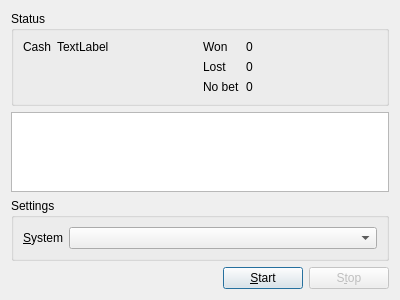
First picture: the form in source/casinodialog.ui, repository martin-kudlicka/roulette-bot, before the edit.
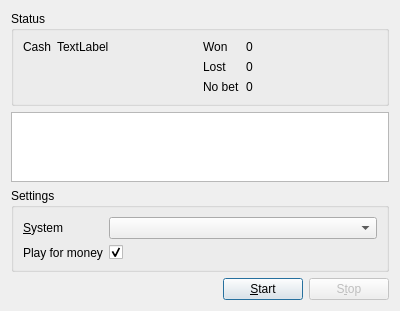
Second picture: the form after the edit.

Commit message: + play for money option

What changed in the file:
```diff
--- a/source/casinodialog.ui
+++ b/source/casinodialog.ui
@@ -113,6 +113,23 @@
       <item row="0" column="1">
        <widget class="QComboBox" name="qcbSystems"/>
       </item>
+      <item row="1" column="0">
+       <widget class="QLabel" name="label_4">
+        <property name="text">
+         <string>Play for money</string>
+        </property>
+       </widget>
+      </item>
+      <item row="1" column="1">
+       <widget class="QCheckBox" name="qcbPlayForMoney">
+        <property name="text">
+         <string/>
+        </property>
+        <property name="checked">
+         <bool>true</bool>
+        </property>
+       </widget>
+      </item>
      </layout>
     </widget>
    </item>
```
The commit also changes 1 other file.
